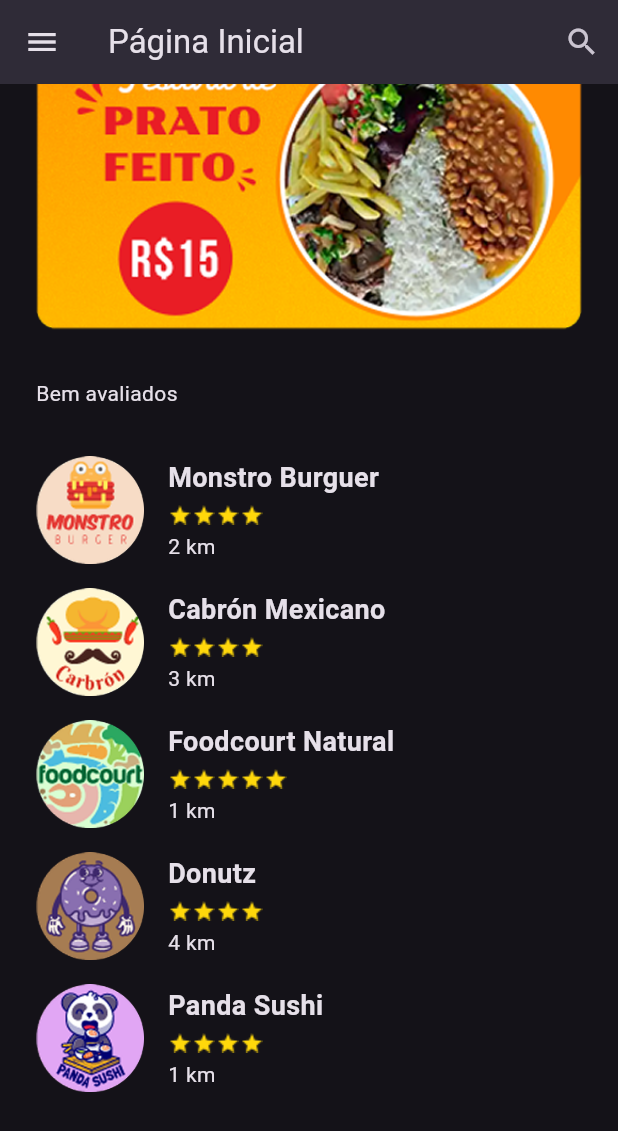
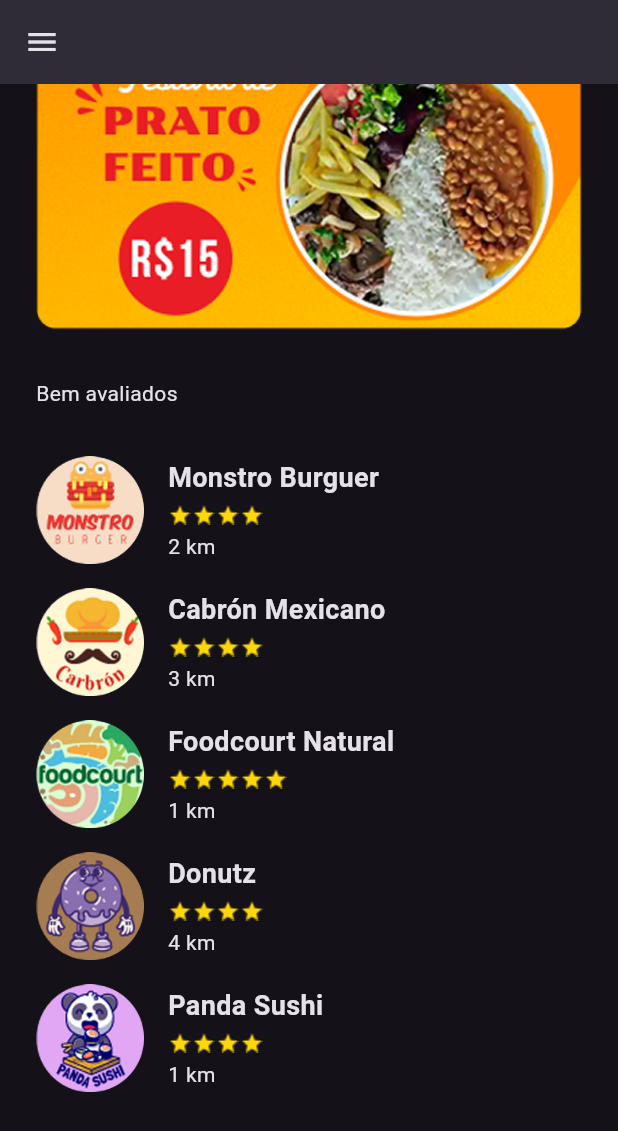
Before and after one commit to Melksedeque/flutter-firebase-alura, a Flutter app: the HomeScreen screen opened directly, scrolled down 423 dp, on a phone screen of 412 x 824 dp. Shown: the top 1131 px of the screen. Run offline on Flutter 3.47's test engine with Material 3 defaults, Android fonts, the phone set to English and light mode, and no system bars.

Commit message:
Chamada de AppBar personalizada

```diff
--- a/lib/ui/home/home_screen.dart
+++ b/lib/ui/home/home_screen.dart
@@ -2,6 +2,7 @@ import 'package:flutter/material.dart';
 import 'package:myapp/data/categories_data.dart';
 import 'package:myapp/data/restaurants_data.dart';
 import 'package:myapp/model/restaurant.dart';
+import 'package:myapp/ui/_core/widgets/appbar.dart';
 import 'package:myapp/ui/home/widgets/category_widget.dart';
 import 'package:myapp/ui/home/widgets/restaurant_widget.dart';
 import 'package:provider/provider.dart';
@@ -14,10 +15,7 @@ class HomeScreen extends StatelessWidget {
     RestaurantsData restaurantData = Provider.of<RestaurantsData>(context);
     return Scaffold(
       drawer: Drawer(),
-      appBar: AppBar(
-        actions: [IconButton(onPressed: () {}, icon: const Icon(Icons.search))],
-        title: const Text('Página Inicial'),
-      ),
+      appBar: getAppBar(context: context),
       body: Padding(
         padding: EdgeInsets.symmetric(horizontal: 24.0),
         child: SingleChildScrollView(
```
